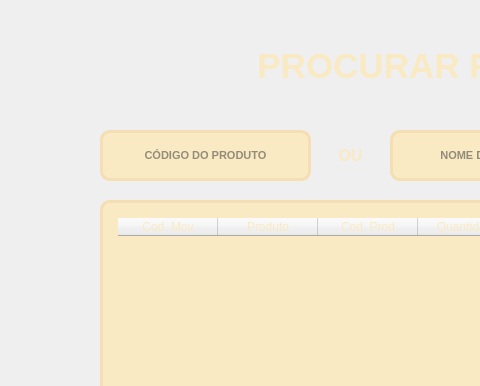
Old version of the form PROCURA.ui in the repository leohpmoreira/inventoryManagement; both pictures show x 0 to 480 and y 0 to 386 of the 973 by 545 pixel window.
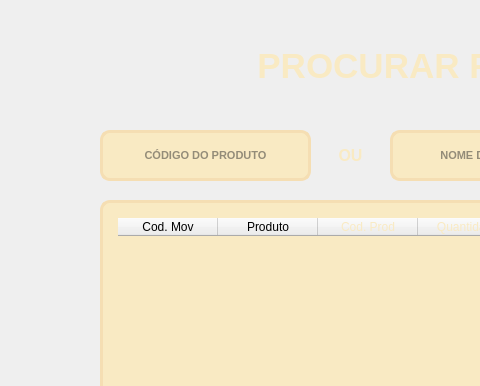
New version of the form.

Commit message: Change search row colors

Patch:
```diff
--- a/PROCURA.ui
+++ b/PROCURA.ui
@@ -187,11 +187,29 @@
     <property name="text">
      <string>Cod. Mov</string>
     </property>
+    <property name="foreground">
+     <brush brushstyle="SolidPattern">
+      <color alpha="255">
+       <red>0</red>
+       <green>0</green>
+       <blue>0</blue>
+      </color>
+     </brush>
+    </property>
    </column>
    <column>
     <property name="text">
      <string>Produto</string>
     </property>
+    <property name="foreground">
+     <brush brushstyle="SolidPattern">
+      <color alpha="255">
+       <red>0</red>
+       <green>0</green>
+       <blue>0</blue>
+      </color>
+     </brush>
+    </property>
    </column>
    <column>
     <property name="text">
```
The commit also changes 7 other files.
